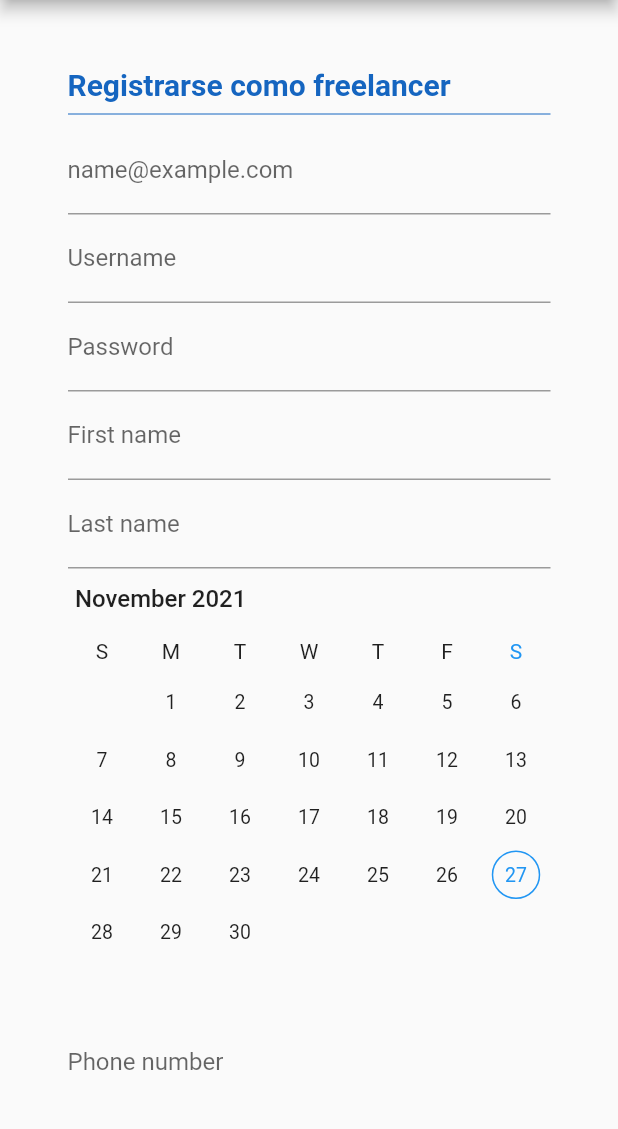
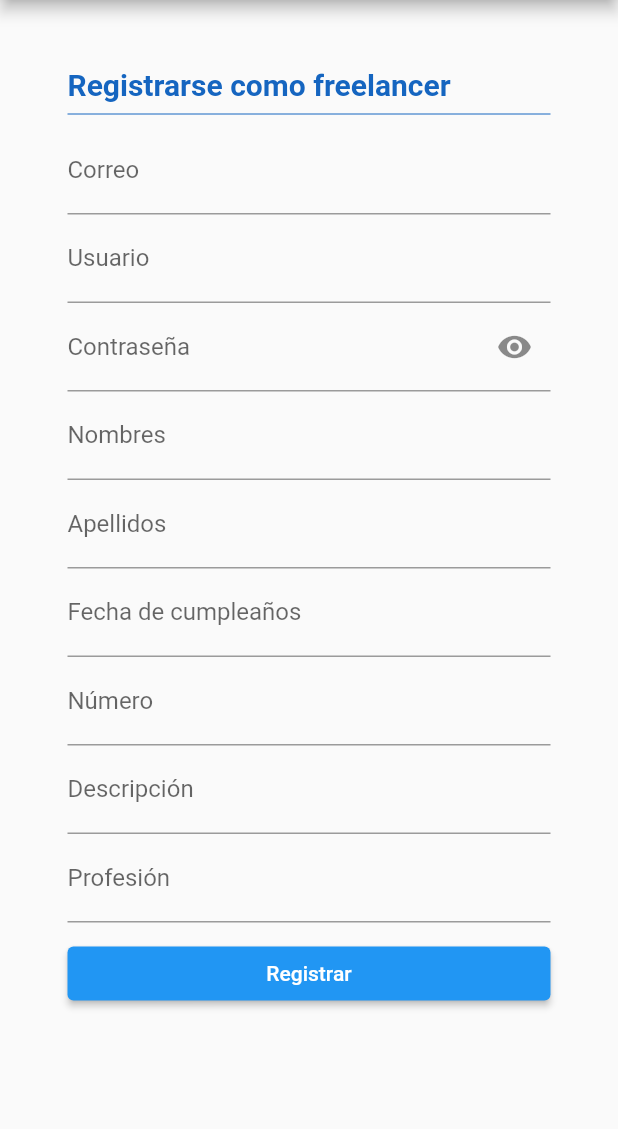
Before and after one commit to DeadCodeApps/MobileAppFlutter, a Flutter app: the RegisterFreelancerPage screen opened directly, on a phone screen of 412 x 824 dp, the part 84-1213 px from its top. Run offline on Flutter 3.47's test engine with Material 2 defaults, Android fonts, the phone set to English and light mode, and no system bars; drawn by our look-alikes of syncfusion_flutter_datepicker; our stand-ins replace diacritic, flutter_svg, shared_preferences; missing offline and left inert: jwt_decode; accounts and stored records are empty; network calls fail.

Commit message:
Improve UI

```diff
--- a/lib/models/freelancer.dart
+++ b/lib/models/freelancer.dart
@@ -39,7 +39,7 @@ class Freelancer {
   String? instagramLink;
   String? twitterLink;
   String? imageUrl;
-  DateTime? birthDate;
+  String? birthDate;
   String? phone;
   String? description;
   String? profession;
@@ -56,7 +56,7 @@ class Freelancer {
         instagramLink: json["instagramLink"],
         twitterLink: json["twitterLink"],
         imageUrl: json["imageUrl"],
-        birthDate: DateTime.parse(json["birthDate"]),
+        birthDate: json["birthDate"],
         phone: json["phone"],
         description: json["description"],
         profession: json["profession"],
@@ -74,7 +74,7 @@ class Freelancer {
         "instagramLink": instagramLink,
         "twitterLink": twitterLink,
         "imageUrl": imageUrl,
-        "birthDate": birthDate?.toIso8601String(),
+        "birthDate": birthDate,
         "phone": phone,
         "description": description,
         "profession": profession,
--- a/lib/views/auth/register/freelancer_register/register_freelancer_page.dart
+++ b/lib/views/auth/register/freelancer_register/register_freelancer_page.dart
@@ -1,7 +1,8 @@
 import 'package:flutter/material.dart';
 import 'package:freelance_world_flutter/models/freelancer.dart';
 import 'package:freelance_world_flutter/theme/constants.dart';
-import 'package:syncfusion_flutter_datepicker/datepicker.dart';
+import 'package:freelance_world_flutter/views/auth/Login/login_page.dart';
+import 'package:intl/intl.dart';
 import 'package:http/http.dart' as http;
 import 'dart:convert';
 
@@ -13,12 +14,14 @@ class RegisterFreelancerPage extends StatefulWidget {
 }
 
 class RegisterFormState extends State<RegisterFreelancerPage> {
+  late DateTime? selectedDate;
+  bool _isObscure = true;
   final emailController = TextEditingController();
+  final dateController = TextEditingController();
   final usernameController = TextEditingController();
   final passwordController = TextEditingController();
   final firstnameController = TextEditingController();
   final lastnameController = TextEditingController();
-  final birthdateController = DateRangePickerController();
   final phoneController = TextEditingController();
   final descriptionController = TextEditingController();
   final professionController = TextEditingController();
@@ -78,42 +81,69 @@ class RegisterFormState extends State<RegisterFreelancerPage> {
               ),
               TextFormField(
                 controller: emailController,
-                decoration:
-                    const InputDecoration(labelText: "name@example.com"),
+                decoration: const InputDecoration(labelText: "Correo"),
               ),
               TextFormField(
                 controller: usernameController,
-                decoration: const InputDecoration(labelText: "Username"),
+                decoration: const InputDecoration(labelText: "Usuario"),
               ),
               TextFormField(
                 controller: passwordController,
-                decoration: const InputDecoration(labelText: "Password"),
+                decoration: InputDecoration(
+                  labelText: "Contraseña",
+                  suffixIcon: IconButton(
+                    icon: Icon(
+                        _isObscure ? Icons.visibility : Icons.visibility_off),
+                    onPressed: () {
+                      setState(() {
+                        _isObscure = !_isObscure;
+                      });
+                    },
+                  ),
+                ),
+                obscureText: _isObscure,
+                enableSuggestions: false,
+                autocorrect: false,
               ),
               TextFormField(
                 controller: firstnameController,
-                decoration: const InputDecoration(labelText: "First name"),
+                decoration: const InputDecoration(labelText: "Nombres"),
               ),
               TextFormField(
                 controller: lastnameController,
-                decoration: const InputDecoration(labelText: "Last name"),
-              ),
-              SfDateRangePicker(
-                controller: birthdateController,
-                view: DateRangePickerView.month,
-                selectionMode: DateRangePickerSelectionMode.single,
+                decoration: const InputDecoration(labelText: "Apellidos"),
               ),
               TextFormField(
+                  controller: dateController,
+                  decoration:
+                      const InputDecoration(labelText: "Fecha de cumpleaños"),
+                  onTap: () async {
+                    selectedDate = await showDatePicker(
+                        context: context,
+                        initialDate: DateTime.now(),
+                        firstDate: DateTime(1900),
+                        lastDate: DateTime(2025));
+                    if (selectedDate != null) {
+                      String formattedDate =
+                          DateFormat('dd-MM-yyyy').format(selectedDate!);
+                      setState(() {
+                        dateController.text = formattedDate;
+                      });
+                    }
+                  }),
+              TextFormField(
                 controller: phoneController,
-                decoration: const InputDecoration(labelText: "Phone number"),
+                decoration: const InputDecoration(labelText: "Número"),
               ),
-              TextFormField(
+              TextField(
                 controller: descriptionController,
-                decoration: const InputDecoration(labelText: "Decription"),
+                decoration: const InputDecoration(labelText: "Descripción"),
               ),
               TextFormField(
                 controller: professionController,
-                decoration: const InputDecoration(labelText: "Profession"),
+                decoration: const InputDecoration(labelText: "Profesión"),
               ),
+              const SizedBox(height: 10),
               ElevatedButton(
                 child: const Text("Registrar"),
                 onPressed: () {
@@ -123,12 +153,14 @@ class RegisterFormState extends State<RegisterFreelancerPage> {
                       password: passwordController.text,
                       firstname: firstnameController.text,
                       lastname: lastnameController.text,
-                      birthDate: DateTime.parse(
-                          birthdateController.selectedDate!.toIso8601String()),
+                      birthDate: selectedDate!.toIso8601String(),
                       profession: professionController.text,
                       description: descriptionController.text,
                       phone: phoneController.text);
                   postFreelancer(freelancer);
+                  Navigator.push(context, MaterialPageRoute(builder: (context) {
+                    return const LoginPage();
+                  }));
                 },
               )
             ]),
--- a/pubspec.yaml
+++ b/pubspec.yaml
@@ -38,8 +38,8 @@ dependencies:
   cupertino_icons: ^1.0.2
   flutter_svg: ^0.23.0+1
   jwt_decode: ^0.3.1
-  syncfusion_flutter_datepicker: ^19.3.53
   diacritic: ^0.1.3
+  intl: ^0.17.0
 
 dev_dependencies:
   flutter_test:
```
Also changed, not shown: lib/views/auth/register/employer_register/register_employer_page.dart (+22 -2 lines), pubspec.lock.
